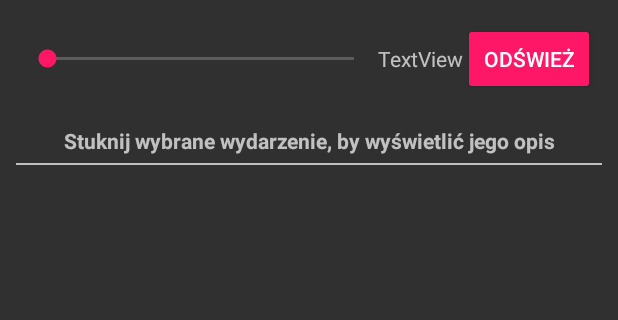
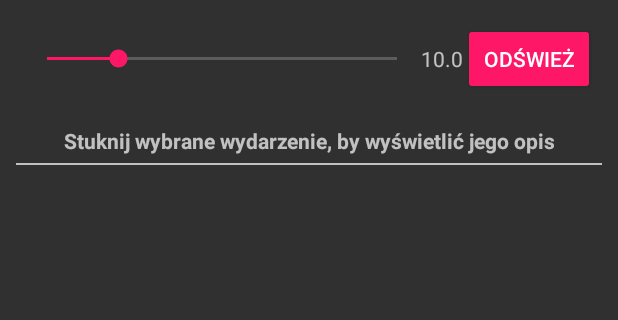
Before and after one commit to JakubAdamczyk344/AndroidSalsa, an Android app: the screen it shows after launch (MainActivity), after a tap on "ODŚWIEŻ", on a phone screen of 412 x 824 dp, the part 90-410 px from its top. Run offline under Robolectric (Android 15) with nearby library versions, the phone set to English and light mode, and no system bars; network calls fail.

Commit message:
Ustalono, że pobieranie danych o lokalizacji użytkownika i wysyłanie do plików obsługujących BD informacji o lokalizacji i promieniu wyszukiwania odbywa się za pomocą naciśnięcia guzika "Odśwież". W metodzie obsługującej jego kliknięcie ustalono kolejność wykonywania wątków odpowiedzialnych za wysyłanie informacji do serwera i odbieraniu informacji zwrotnej.

```diff
--- a/AndroidSalsa/app/src/main/java/com/example/kuba/AndroidSalsa/AsyncGetUserInfo.java
+++ b/AndroidSalsa/app/src/main/java/com/example/kuba/AndroidSalsa/AsyncGetUserInfo.java
@@ -11,15 +11,19 @@ import java.io.InputStreamReader;
 import java.net.URL;
 import java.net.URLConnection;
 
+import static com.example.kuba.AndroidSalsa.MainActivity.getLatitude;
+import static com.example.kuba.AndroidSalsa.MainActivity.getLongitude;
+import static com.example.kuba.AndroidSalsa.MainActivity.getSearchRadius;
+
 public class AsyncGetUserInfo extends AsyncTask<Void,Void,Void> {
+
+    private static String sessionID;
+
     @Override
     protected Void doInBackground(Void... params) {
 
         try {
-
-            URL url = new URL("http://www.projektgrupowy.cba.pl/getuserinfo.php?name=Kuba");
-            //URL url = new URL("http://192.168.1.104:80/PGnauka/dataRec.php?name=Kuba");
-            //URL url = new URL("http://10.0.2.2/PGnauka/dataRec.php?name=Kuba");
+            URL url = new URL("http://www.projektgrupowy.cba.pl/getuserinfo.php?longitude="+getLongitude()+"&latitude="+getLatitude()+"&searchRadius="+getSearchRadius());
             URLConnection connection = url.openConnection();
             connection.connect();
 
@@ -28,17 +32,22 @@ public class AsyncGetUserInfo extends AsyncTask<Void,Void,Void> {
 
             while((inputLine = in.readLine()) != null)
             {
-                System.out.println(inputLine);
+                if(inputLine.startsWith("sid=")){
+                    sessionID = inputLine.split("\\<", 2)[0];
+                    sessionID=sessionID.substring(4);
+                    System.out.println("SessionID from AsyncTask="+sessionID);
+                }
             }
-
             in.close();
 
         } catch (Exception e) {
-
-            //Toast.makeText(MainActivity.this, e.toString(), Toast.LENGTH_LONG).show();
-
+            System.out.println("Error");
         }
 
         return null;
     }
+
+    public static String getSessionID(){
+        return sessionID;
+    }
 }
--- a/AndroidSalsa/app/src/main/java/com/example/kuba/AndroidSalsa/MainActivity.java
+++ b/AndroidSalsa/app/src/main/java/com/example/kuba/AndroidSalsa/MainActivity.java
@@ -27,33 +27,30 @@ import com.google.android.gms.location.LocationListener;
 import com.google.android.gms.location.LocationRequest;
 import com.google.android.gms.location.LocationServices;
 
+import static com.example.kuba.AndroidSalsa.AsyncGetUserInfo.getSessionID;
+
 public class MainActivity extends AppCompatActivity implements GoogleApiClient.ConnectionCallbacks,
         GoogleApiClient.OnConnectionFailedListener, LocationListener, View.OnClickListener, SeekBar.OnSeekBarChangeListener,
         LoadJSONTask.Listener, AdapterView.OnItemClickListener {
 
+    public static String sid = "0";
+
     //GPS>>
-    /*private TextView txtOutputLat, txtOutputLon;
-    private TextView isConnectedText;
-    private TextView distanceText;*/
     private TextView searchRadiusText;
     private SeekBar searchRadiusSeekBar;
     private Button refreshButton;
     private Location mLastLocation;
     private GoogleApiClient mGoogleApiClient;
     private LocationRequest mLocationRequest;
-    private double lat;
-    private double lon;
-    private double distance;
-    private int searchRadius;
+    private static double latitude;
+    private static double longitude;
+    private static int searchRadius;
+
     //GPS<<
 
     //Database connection and ListView>>
     private ListView mListView;
-    public static final String URL = "http://www.projektgrupowy.cba.pl/pehap.php";
-    //public static final String URL = "http://10.0.2.2/PGnauka/pehap.php"; //łączenie z localhost dla emulatora
-    //public static final String URL = "http://192.168.1.104:80/PGnauka/pehap.php"; //łączenie z localhost dla telefonu
-    //public static final String URL = "http://192.168.1.102:80/PGnauka/connectCBA.php"; //łączenie z CBA dla telefonu
-    //public static final String URL = "http://10.0.2.2/PGnauka/connectCBA.php"; //łączenie z CBA dla telefonu
+    //public static final String URL = "http://www.projektgrupowy.cba.pl/pehap.php?sid=" + getSessionID; //?longitude="+getLongitude()+"&latitude="+getLatitude()+"&searchRadius="+getSearchRadius();
 
     private List<HashMap<String, String>> mEventMapList = new ArrayList<>();
 
@@ -77,23 +74,20 @@ public class MainActivity extends AppCompatActivity implements GoogleApiClient.C
         setContentView(R.layout.activity_main);
 
         //GPS>>
-        /*txtOutputLat = (TextView) findViewById(R.id.textView);
-        txtOutputLon = (TextView) findViewById(R.id.textView2);
-        isConnectedText = (TextView) findViewById((R.id.textView3));
-        distanceText = (TextView) findViewById((R.id.odleglosc));*/
         searchRadiusText = (TextView) findViewById((R.id.searchRadiusTextView));
-        refreshButton = (Button) findViewById(R.id.odswiez);
+        refreshButton = (Button) findViewById(R.id.refreshButton);
         refreshButton.setOnClickListener(MainActivity.this);
         searchRadiusSeekBar = (SeekBar)findViewById(R.id.seekBar);
         searchRadiusSeekBar.setOnSeekBarChangeListener(this);
-
         buildGoogleApiClient();
+        searchRadius = 10;
+        String searchRadiusString=Double.toString(searchRadius);
+        searchRadiusText.setText(searchRadiusString);
         //GPS<<
 
         //Database connection and ListView>>
         mListView = (ListView) findViewById(R.id.list_view);
         mListView.setOnItemClickListener(this);
-        new LoadJSONTask(this).execute(URL);
         //Database connection and ListView<<
     }
 
@@ -101,8 +95,6 @@ public class MainActivity extends AppCompatActivity implements GoogleApiClient.C
     protected void onStart() {
         super.onStart();
         mGoogleApiClient.connect();
-        compareCoordinates();
-        updateUI();
     }
 
     @Override
@@ -114,9 +106,7 @@ public class MainActivity extends AppCompatActivity implements GoogleApiClient.C
     @Override
     public void onConnected(Bundle bundle) {
 
-        //isConnectedText.setText("Połączono z usługą google location");
         mLocationRequest = LocationRequest.create();
-        //mLocationRequest.setPriority(LocationRequest.PRIORITY_BALANCED_POWER_ACCURACY);
         mLocationRequest.setPriority(LocationRequest.PRIORITY_HIGH_ACCURACY);
         mLocationRequest.setInterval(30000);
         mLocationRequest.setFastestInterval(30000);
@@ -128,22 +118,6 @@ public class MainActivity extends AppCompatActivity implements GoogleApiClient.C
         }
     }
 
-    public void compareCoordinates() {
-        double radius = 6372.8; // In kilometers
-        double testLat=54.048799;
-        double testLon=16.221209;
-        double Latitude = lat;
-        double Longitude = lon;
-        double dLat = Math.toRadians(Latitude - testLat);
-        double dLon = Math.toRadians(Longitude - testLon);
-        testLat = Math.toRadians(testLat);
-        Latitude = Math.toRadians(Latitude);
-
-        double a = Math.pow(Math.sin(dLat / 2),2) + Math.pow(Math.sin(dLon / 2),2) * Math.cos(testLat) * Math.cos(Latitude);
-        double c = 2 * Math.asin(Math.sqrt(a));
-        distance =  radius * c;
-    }
-
     @Override
     public void onConnectionSuspended(int i) {
 
@@ -151,17 +125,13 @@ public class MainActivity extends AppCompatActivity implements GoogleApiClient.C
 
     @Override
     public void onLocationChanged(Location location) {
-        lat = location.getLatitude();
-        lon = location.getLongitude();
-        compareCoordinates();
-        updateUI();
-        //mGoogleApiClient.disconnect();
+        latitude = location.getLatitude();
+        longitude = location.getLongitude();
     }
 
     @Override
     public void onConnectionFailed(ConnectionResult connectionResult) {
         buildGoogleApiClient();
-        //isConnectedText.setText("Brak połączenia");
     }
 
     synchronized void buildGoogleApiClient() {
@@ -170,8 +140,6 @@ public class MainActivity extends AppCompatActivity implements GoogleApiClient.C
                 .addOnConnectionFailedListener(this)
                 .addApi(LocationServices.API)
                 .build();
-
-
     }
     //Database connection and ListView>>
     @Override
@@ -209,9 +177,6 @@ public class MainActivity extends AppCompatActivity implements GoogleApiClient.C
     @Override
     public void onItemClick(AdapterView<?> adapterView, View view, int i, long l) {
 
-        //Toast.makeText(this, mEventMapList.get(i).get(KEY_CITY),Toast.LENGTH_LONG).show();
-        //DescriptionActivity.description = mEventMapList.get(i).get(KEY_DESCRIPTION);
-        //showDescription();
         Intent intent = new Intent(this, DescriptionActivity.class);
         intent.putExtra("day", mEventMapList.get(i).get(KEY_DAY));
         intent.putExtra("hour", mEventMapList.get(i).get(KEY_HOUR));
@@ -228,11 +193,6 @@ public class MainActivity extends AppCompatActivity implements GoogleApiClient.C
         startActivity(intent);
     }
 
-    /*public void showDescription(){
-        Intent intent = new Intent(this, DescriptionActivity.class);
-        startActivity(intent);
-    }*/
-
     private void loadListView() {
 
         ListAdapter adapter = new SimpleAdapter(MainActivity.this, mEventMapList, R.layout.list_item,
@@ -244,28 +204,24 @@ public class MainActivity extends AppCompatActivity implements GoogleApiClient.C
     }
     //Database connection and ListView<<
 
-    //GPS>>
-    void updateUI() {
-        String latString=Double.toString(lat);
-        String lonString=Double.toString(lon);
-        String distanceString=Double.toString(distance);
-        /*txtOutputLat.setText(latString);
-        txtOutputLon.setText(lonString);
-        distanceText.setText(distanceString);*/
-    }
-
     @Override
     public void onClick(View v) {
+        mListView.setAdapter(null);
+        mEventMapList.clear();
         mGoogleApiClient.disconnect();
         mGoogleApiClient.connect();
+        System.out.println(getSearchRadius());
         AsyncGetUserInfo asyncGetUserInfo = new AsyncGetUserInfo();
-        asyncGetUserInfo.execute();
-        //compareCoordinates();
-        //updateUI();
-
-
+        try {
+            asyncGetUserInfo.execute().get();
+        }
+        catch (Exception e){
+            System.out.println("Error");
+        }
+        sid=getSessionID();
+        System.out.println("Session ID from MainThread="+sid);
+        new LoadJSONTask(this).execute("http://www.projektgrupowy.cba.pl/pehap.php?sid=" + sid);
     }
-
 
     //method called when the progress bar is changed
     public void onProgressChanged(SeekBar searchRadiusSeekBar, int progress,
@@ -280,5 +236,13 @@ public class MainActivity extends AppCompatActivity implements GoogleApiClient.C
     //method called when the progress bar is released
     public void onStopTrackingTouch(SeekBar seekBar) {
     }
-    //GPS<<
+    public static double getLatitude(){
+        return latitude;
+    }
+    public static double getLongitude(){
+        return longitude;
+    }
+    public static int getSearchRadius(){
+        return searchRadius;
+    }
 }
--- a/AndroidSalsa/app/src/main/res/layout/activity_main.xml
+++ b/AndroidSalsa/app/src/main/res/layout/activity_main.xml
@@ -33,8 +33,8 @@
             <SeekBar
                 android:layout_width="0dp"
                 android:layout_height="wrap_content"
-                android:progress="0"
-                android:max="99"
+                android:progress="10"
+                android:max="49"
                 android:id="@+id/seekBar"
                 android:layout_weight="1"
                 android:layout_gravity="center_vertical" />
@@ -50,7 +50,7 @@
                 android:text="Odśwież"
                 android:layout_width="wrap_content"
                 android:layout_height="wrap_content"
-                android:id="@+id/odswiez"
+                android:id="@+id/refreshButton"
                 android:layout_gravity="center_vertical"
                 android:backgroundTint="@color/colorAccent" />
 
```
